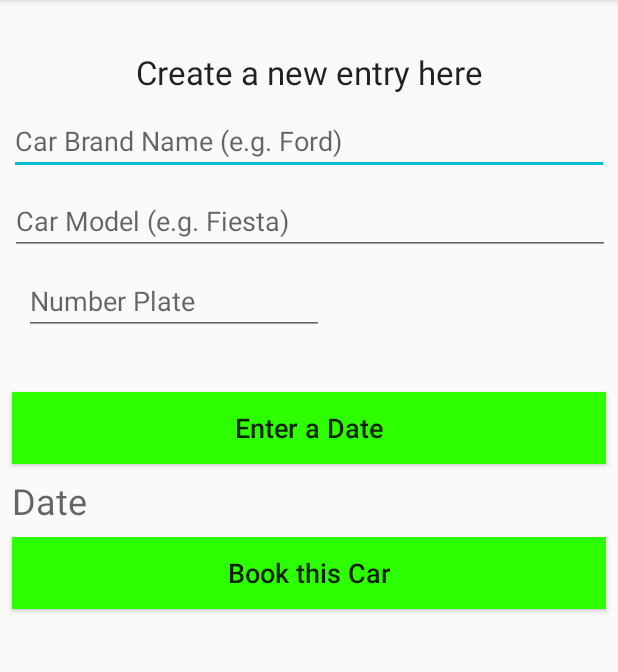
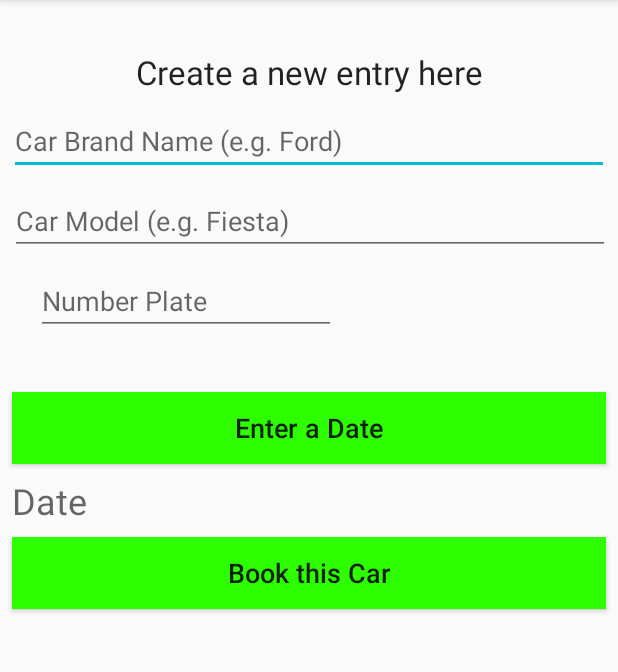
Before and after one commit to CiaranCrowley/Car_Valeting_Manager, an Android app: the BookingActivity screen opened directly, with no data from a screen before it, on a phone screen of 412 x 824 dp, the part 84-756 px from its top. Run offline under Robolectric (Android 15) with nearby library versions, the phone set to English and light mode, and no system bars.

```diff
--- a/app/src/main/res/layout/activity_booking.xml
+++ b/app/src/main/res/layout/activity_booking.xml
@@ -51,15 +51,14 @@
         android:id="@+id/numberPlate"
         android:layout_width="200dp"
         android:layout_height="wrap_content"
-        android:layout_marginStart="16dp"
+        android:layout_marginStart="24dp"
         android:layout_marginTop="8dp"
         android:layout_marginEnd="8dp"
         android:hint="@string/numberPlate"
         app:layout_constraintEnd_toEndOf="parent"
         app:layout_constraintHorizontal_bias="0.0"
         app:layout_constraintStart_toStartOf="parent"
-        app:layout_constraintTop_toBottomOf="@+id/carModel">
-    </com.google.android.material.textfield.TextInputEditText>
+        app:layout_constraintTop_toBottomOf="@+id/carModel"></com.google.android.material.textfield.TextInputEditText>
 
     <Button
         android:id="@+id/btnGoCalendar"
```
